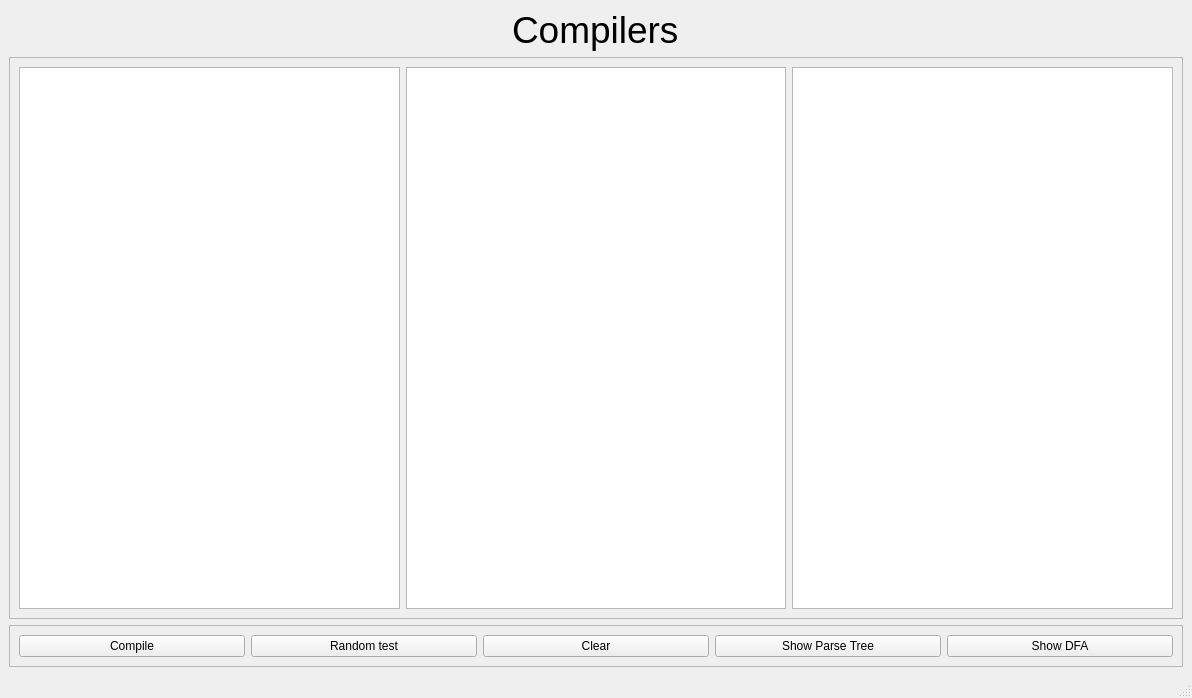
First picture: the form in src/Compiler_gui.ui, repository mourra950/Compilers, before the edit.
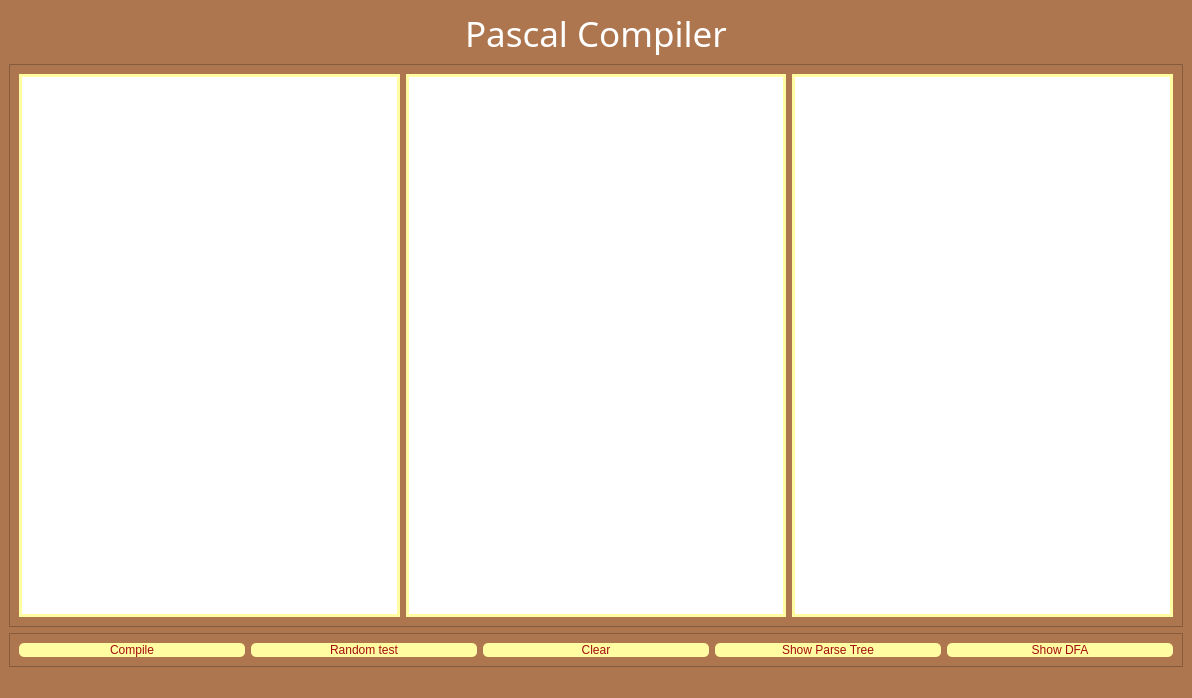
Second picture: the form after the edit.

What changed in the file:
```diff
--- a/src/Compiler_gui.ui
+++ b/src/Compiler_gui.ui
@@ -13,6 +13,9 @@
   <property name="windowTitle">
    <string>MainWindow</string>
   </property>
+  <property name="styleSheet">
+   <string notr="true">background-color: #ad764f;</string>
+  </property>
   <widget class="QWidget" name="centralwidget">
    <layout class="QVBoxLayout" name="verticalLayout_2">
     <item>
@@ -27,11 +30,20 @@
         </property>
         <property name="font">
          <font>
-          <pointsize>28</pointsize>
+          <family>Harlow Solid Italic</family>
+          <pointsize>26</pointsize>
+          <italic>false</italic>
+          <bold>false</bold>
          </font>
         </property>
+        <property name="styleSheet">
+         <string notr="true">QLabel{font: 26pt &quot;Harlow Solid Italic&quot;;
+	color: White;
+}
+</string>
+        </property>
         <property name="text">
-         <string>Compilers</string>
+         <string>Pascal Compiler</string>
         </property>
        </widget>
       </item>
@@ -43,6 +55,9 @@
           <height>100</height>
          </size>
         </property>
+        <property name="styleSheet">
+         <string notr="true"/>
+        </property>
         <property name="frameShape">
          <enum>QFrame::StyledPanel</enum>
         </property>
@@ -58,24 +73,48 @@
              <height>800</height>
             </size>
            </property>
+           <property name="styleSheet">
+            <string notr="true">border: 3px solid #fffca1;
+background-color: white;</string>
+           </property>
            <property name="html">
             <string>&lt;!DOCTYPE HTML PUBLIC &quot;-//W3C//DTD HTML 4.0//EN&quot; &quot;http://www.w3.org/TR/REC-html40/strict.dtd&quot;&gt;
-&lt;html&gt;&lt;head&gt;&lt;meta name=&quot;qrichtext&quot; content=&quot;1&quot; /&gt;&lt;style type=&quot;text/css&quot;&gt;
+&lt;html&gt;&lt;head&gt;&lt;meta name=&quot;qrichtext&quot; content=&quot;1&quot; /&gt;&lt;meta charset=&quot;utf-8&quot; /&gt;&lt;style type=&quot;text/css&quot;&gt;
 p, li { white-space: pre-wrap; }
-&lt;/style&gt;&lt;/head&gt;&lt;body style=&quot; font-family:'MS Shell Dlg 2'; font-size:7.8pt; font-weight:400; font-style:normal;&quot;&gt;
-&lt;p style=&quot;-qt-paragraph-type:empty; margin-top:0px; margin-bottom:0px; margin-left:0px; margin-right:0px; -qt-block-indent:0; text-indent:0px;&quot;&gt;&lt;br /&gt;&lt;/p&gt;&lt;/body&gt;&lt;/html&gt;</string>
+hr { height: 1px; border-width: 0; }
+li.unchecked::marker { content: &quot;\2610&quot;; }
+li.checked::marker { content: &quot;\2612&quot;; }
+&lt;/style&gt;&lt;/head&gt;&lt;body style=&quot; font-family:'Segoe UI'; font-size:9pt; font-weight:400; font-style:normal;&quot;&gt;
+&lt;p style=&quot;-qt-paragraph-type:empty; margin-top:0px; margin-bottom:0px; margin-left:0px; margin-right:0px; -qt-block-indent:0; text-indent:0px; font-family:'MS Shell Dlg 2'; font-size:7.8pt;&quot;&gt;&lt;br /&gt;&lt;/p&gt;&lt;/body&gt;&lt;/html&gt;</string>
            </property>
           </widget>
          </item>
          <item>
           <widget class="QTableView" name="tableView">
+           <property name="styleSheet">
+            <string notr="true">QTableView{
+background-color: white;
+	color: Black;
+border: 3px solid #fffca1;
+}
+</string>
+           </property>
            <property name="sizeAdjustPolicy">
             <enum>QAbstractScrollArea::AdjustToContents</enum>
            </property>
           </widget>
          </item>
          <item>
-          <widget class="QTableView" name="tableviewerror"/>
+          <widget class="QTableView" name="tableviewerror">
+           <property name="styleSheet">
+            <string notr="true">QTableView{
+background-color: white;
+	color: rgb(185, 15, 15);
+border: 3px solid #fffca1;
+}
+</string>
+           </property>
+          </widget>
          </item>
         </layout>
        </widget>
@@ -97,6 +136,15 @@
         <layout class="QHBoxLayout" name="horizontalLayout">
          <item>
           <widget class="QPushButton" name="Compile_button">
+           <property name="styleSheet">
+            <string notr="true">
+QPushButton {
+    background-color: #fffca1 ;
+    color: #a20e0e;
+    border-radius: 5px;
+}
+            </string>
+           </property>
            <property name="text">
             <string>Compile</string>
            </property>
@@ -104,6 +152,15 @@
          </item>
          <item>
           <widget class="QPushButton" name="testbutton">
+           <property name="styleSheet">
+            <string notr="true">
+QPushButton {
+    background-color: #fffca1 ;
+    color: #a20e0e;
+    border-radius: 5px;
+}
+            </string>
+           </property>
            <property name="text">
             <string>Random test</string>
            </property>
@@ -111,6 +168,15 @@
          </item>
          <item>
           <widget class="QPushButton" name="Clear_button">
+           <property name="styleSheet">
+            <string notr="true">
+QPushButton {
+    background-color: #fffca1 ;
+    color: #a20e0e;
+    border-radius: 5px;
+}
+            </string>
+           </property>
            <property name="text">
             <string>Clear</string>
            </property>
@@ -118,6 +184,15 @@
          </item>
          <item>
           <widget class="QPushButton" name="Show_ParseTree">
+           <property name="styleSheet">
+            <string notr="true">
+QPushButton {
+    background-color: #fffca1 ;
+    color: #a20e0e;
+    border-radius: 5px;
+}
+            </string>
+           </property>
            <property name="text">
             <string>Show Parse Tree</string>
            </property>
@@ -125,6 +200,15 @@
          </item>
          <item>
           <widget class="QPushButton" name="DFA_button">
+           <property name="styleSheet">
+            <string notr="true">
+QPushButton {
+    background-color: #fffca1 ;
+    color: #a20e0e;
+    border-radius: 5px;
+}
+            </string>
+           </property>
            <property name="text">
             <string>Show DFA</string>
            </property>
```
Left out of the diff: 2 changed lines with no effect on the pictures.
